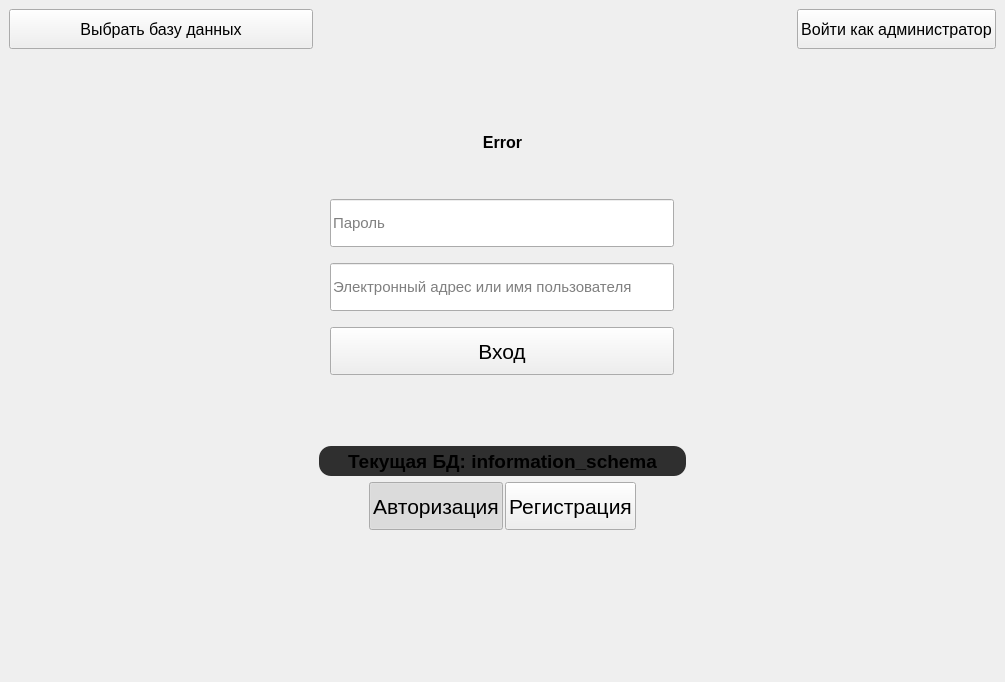
Qt form ui/mainwindow.ui (Korostast/chat-database-project) before a commit.
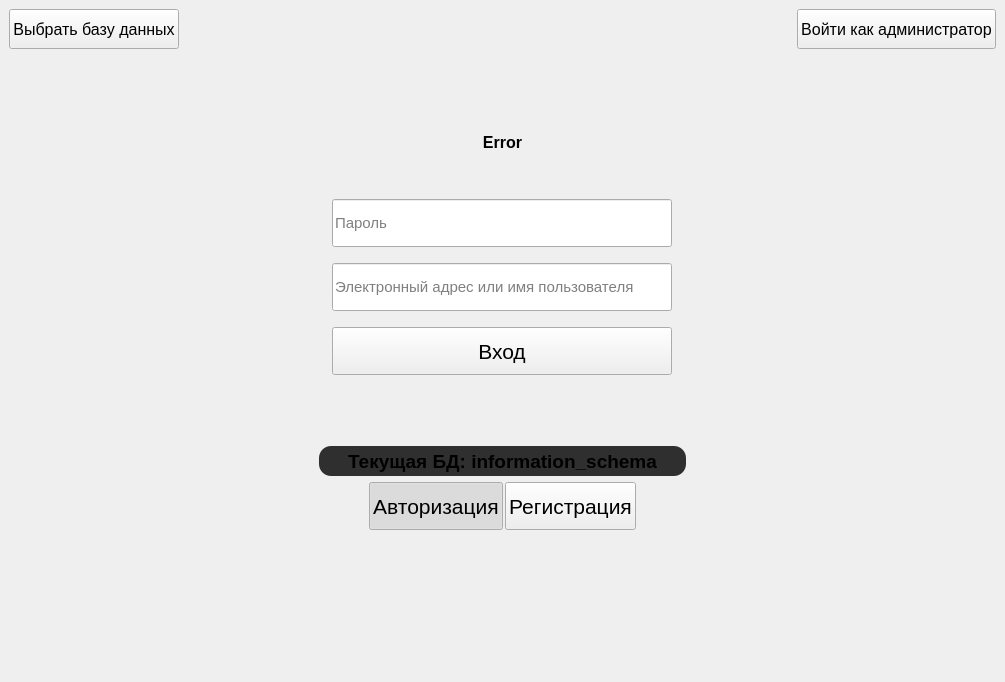
The same form after that commit. The open tabs and pages were chosen to show the change. Icons and pictures are not drawn. Custom widgets are drawn as their Qt base class.

Patch:
```diff
--- a/ui/mainwindow.ui
+++ b/ui/mainwindow.ui
@@ -209,7 +209,7 @@
                 </property>
                 <property name="minimumSize">
                  <size>
-                  <width>344</width>
+                  <width>340</width>
                   <height>48</height>
                  </size>
                 </property>
@@ -245,7 +245,7 @@
                 </property>
                 <property name="minimumSize">
                  <size>
-                  <width>344</width>
+                  <width>340</width>
                   <height>48</height>
                  </size>
                 </property>
@@ -257,7 +257,9 @@
                 </property>
                 <property name="font">
                  <font>
+                  <family>Segoe UI</family>
                   <pointsize>11</pointsize>
+                  <bold>false</bold>
                  </font>
                 </property>
                 <property name="placeholderText">
@@ -275,7 +277,7 @@
                 </property>
                 <property name="minimumSize">
                  <size>
-                  <width>344</width>
+                  <width>340</width>
                   <height>48</height>
                  </size>
                 </property>
@@ -457,6 +459,12 @@
          <layout class="QVBoxLayout" name="verticalLayout_11">
           <item alignment="Qt::AlignTop">
            <widget class="QPushButton" name="authentification_choose_database_button">
+            <property name="sizePolicy">
+             <sizepolicy hsizetype="Fixed" vsizetype="Fixed">
+              <horstretch>0</horstretch>
+              <verstretch>0</verstretch>
+             </sizepolicy>
+            </property>
             <property name="minimumSize">
              <size>
               <width>80</width>
```
Left out of the diff: 2 changed lines with no effect on the pictures.
